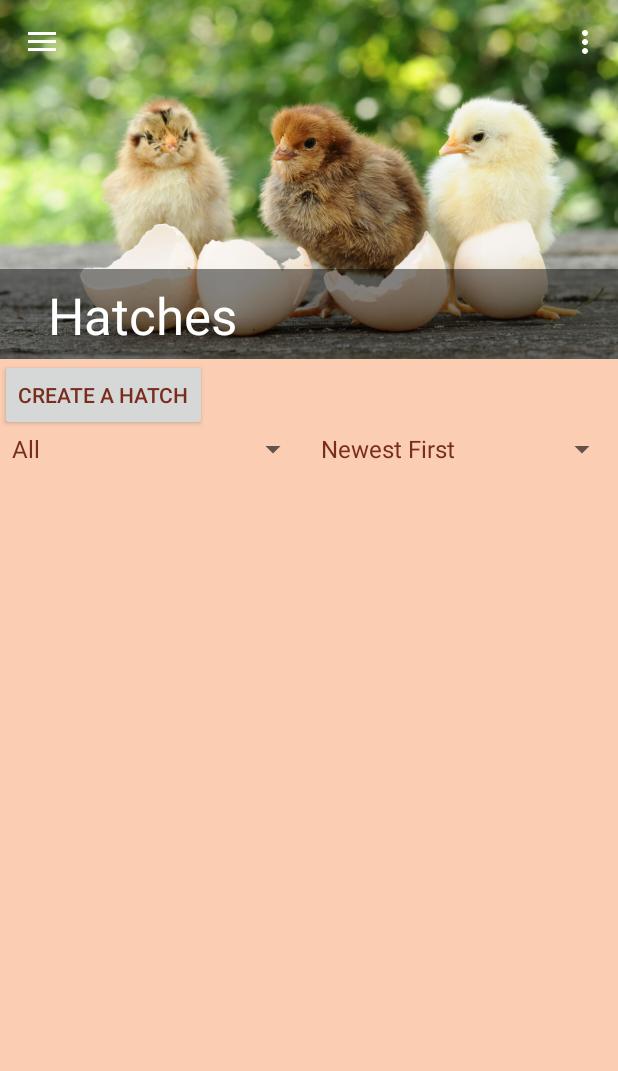
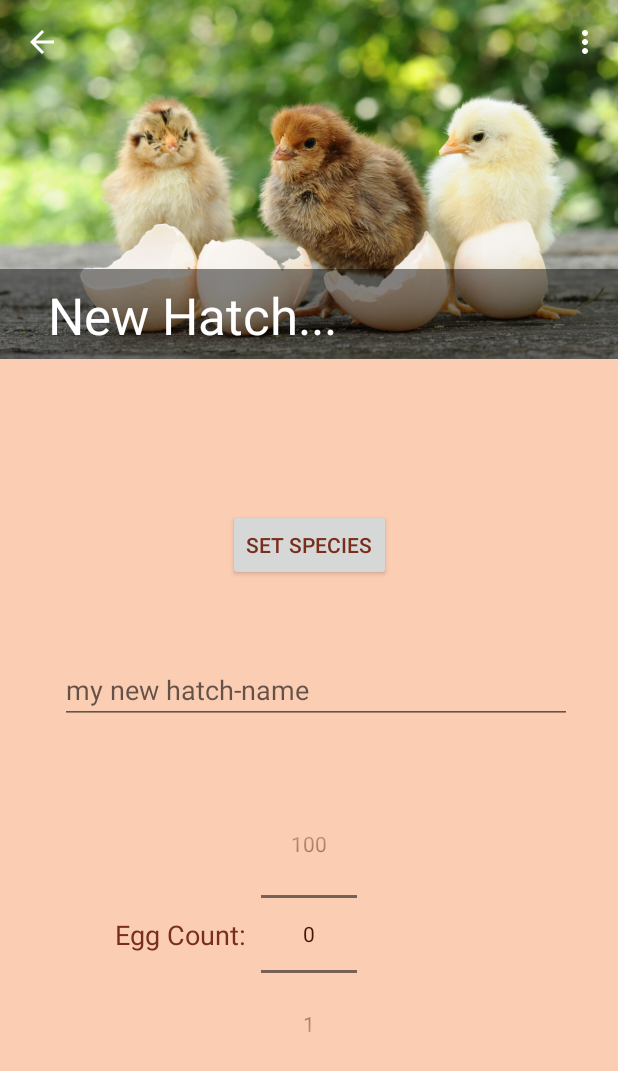
Before and after one commit to manfangllc/hatchtrack-android, an Android app: the screen it shows after launch (MainActivity), after a tap on "CREATE A HATCH", on a phone screen of 412 x 824 dp. Shown: the top 1071 px of the screen. Run offline under Robolectric (Android 15) with nearby library versions, the phone set to English and light mode, and no system bars; 8 statements that could not run were skipped.

Commit message:
first crude create-hatch is sortof working, broke hatchlist scrolling. feh.

```diff
--- a/app/src/main/AndroidManifest.xml
+++ b/app/src/main/AndroidManifest.xml
@@ -17,7 +17,8 @@
         <activity
             android:name=".MainActivity"
             android:label="@string/app_name"
-            android:theme="@style/AppTheme.NoActionBar">
+            android:theme="@style/AppTheme.NoActionBar"
+            android:windowSoftInputMode="adjustResize" >
             <intent-filter>
                 <action android:name="android.intent.action.MAIN" />
                 <category android:name="android.intent.category.LAUNCHER" />
--- a/app/src/main/java/com/hatchtrack/app/CreateHatchFragment.java
+++ b/app/src/main/java/com/hatchtrack/app/CreateHatchFragment.java
@@ -2,6 +2,7 @@ package com.hatchtrack.app;
 
 import android.content.Context;
 import android.database.Cursor;
+import android.net.Uri;
 import android.os.Bundle;
 import android.support.annotation.NonNull;
 import android.support.annotation.Nullable;
@@ -13,10 +14,16 @@ import android.support.v4.content.CursorLoader;
 import android.support.v4.content.Loader;
 import android.support.v7.widget.RecyclerView;
 import android.util.Log;
+import android.view.KeyEvent;
 import android.view.LayoutInflater;
 import android.view.View;
 import android.view.ViewGroup;
+import android.view.inputmethod.EditorInfo;
+import android.widget.Button;
+import android.widget.EditText;
 import android.widget.ImageView;
+import android.widget.NumberPicker;
+import android.widget.TextView;
 
 import com.hatchtrack.app.database.HatchtrackProvider;
 import com.hatchtrack.app.database.SpeciesTable;
@@ -24,30 +31,36 @@ import com.hatchtrack.app.database.SpeciesTable;
 import java.util.HashMap;
 import java.util.Map;
 
-public class CreateHatchFragment extends Fragment implements Braggable, LoaderManager.LoaderCallbacks<Cursor> {
+public class CreateHatchFragment extends Fragment implements Braggable, LoaderManager.LoaderCallbacks<Cursor>, NumberPicker.OnValueChangeListener, TextView.OnEditorActionListener, View.OnClickListener, ChooseSpeciesView.ChooseSpeciesListener {
     private static final String TAG = CreateHatchFragment.class.getSimpleName();
 
     public interface CreateHatchListener {
-        void onCreateHatch(int dbId);
+        void onHatchCreated(int species, int eggCount, String name);
     }
 
     private CollapsingToolbarLayout toolbarLayout;
     private AppBarLayout appBarLayout;
     private ImageView imageView;
-    private RecyclerView hatchListView;
+    private CreateHatchFragment.CreateHatchListener createHatchListener;
     private LoaderManager loaderManager;
     private boolean needLoaders = true;
     int[] speciesIds = new int[0];
     String[] speciesNames = new String[0];
     float[] speciesDays = new float[0];
     Map<Integer, String> speciesPicMap = new HashMap<>();
+    Button speciesButton;
+    Button saveButton;
+    private int newSpeciesId;
+    private int newEggCount;
+    private String newHatchName;
 
     public CreateHatchFragment() {
         Log.i(TAG, "HatchListFragment(): new");
     }
 
-    public static CreateHatchFragment newInstance(CollapsingToolbarLayout ctl, AppBarLayout abl, ImageView iv) {
+    public static CreateHatchFragment newInstance(CreateHatchFragment.CreateHatchListener listener, CollapsingToolbarLayout ctl, AppBarLayout abl, ImageView iv) {
         CreateHatchFragment fragment = new CreateHatchFragment();
+        fragment.createHatchListener = listener;
         fragment.toolbarLayout = ctl;
         fragment.appBarLayout = abl;
         fragment.imageView = iv;
@@ -57,6 +70,9 @@ public class CreateHatchFragment extends Fragment implements Braggable, LoaderMa
     @Override
     public void onCreate(@Nullable Bundle savedInstanceState) {
         super.onCreate(savedInstanceState);
+        this.newSpeciesId = 0;
+        this.newEggCount = 0;
+        this.newHatchName = null;
         if(this.loaderManager == null) {
             this.loaderManager = this.getActivity().getSupportLoaderManager();
         }
@@ -77,33 +93,22 @@ public class CreateHatchFragment extends Fragment implements Braggable, LoaderMa
         View rootView = inflater.inflate(R.layout.frag_create_hatch, container, false);
         Context context = this.getContext();
         if(context != null) {
-            // new hatch button
-            rootView.findViewById(R.id.newHatchButton).setOnClickListener(new View.OnClickListener() {
-                @Override
-                public void onClick(View v) {
-                    Fragment f = CreateHatchFragment.this.getFragmentManager().findFragmentByTag("SpeciesDialog");
-                    if(f == null) {
-//                        DialogChooseSpecies d = new DialogCreateHatch();
-//                        Bundle b = new Bundle();
-//                        b.putInt(Globals.KEY_HATCH_ID, HatchFragment.this.hatchId);
-//                        b.putIntArray(Globals.KEY_SPECIES_IDS, HatchFragment.this.speciesIds);
-//                        b.putFloatArray(Globals.KEY_SPECIES_DAYS, HatchFragment.this.speciesDays);
-//                        b.putStringArray(Globals.KEY_SPECIES_NAMES, HatchFragment.this.speciesNames);
-//                        int[] ids = new int[HatchFragment.this.speciesPicMap.size()];
-//                        String[] files = new String[HatchFragment.this.speciesPicMap.size()];
-//                        int i = 0;
-//                        for (Integer id : HatchFragment.this.speciesPicMap.keySet()) {
-//                            ids[i] = id;
-//                            files[i] = HatchFragment.this.speciesPicMap.get(id);
-//                            i++;
-//                        }
-//                        b.putIntArray(Globals.KEY_SPECIES_PICS_IDS, ids);
-//                        b.putStringArray(Globals.KEY_SPECIES_PICS_STRINGS, files);
-//                        d.setArguments(b);
-//                        d.show(HatchFragment.this.getFragmentManager(), "SpeciesDialog");
-                    }
-                }
-            });
+            // save button
+            this.saveButton = rootView.findViewById(R.id.saveButton);
+            this.saveButton.setVisibility(View.INVISIBLE);
+            this.saveButton.setOnClickListener(this);
+            // species
+            this.speciesButton = rootView.findViewById(R.id.speciesButton);
+            this.speciesButton.setOnClickListener(this);
+            // egg count
+            NumberPicker eggCountPicker = rootView.findViewById(R.id.eggCount);
+            eggCountPicker.setMinValue(0);
+            eggCountPicker.setMaxValue(100);
+            eggCountPicker.setOnValueChangedListener(this);
+            // name
+            EditText nameText = rootView.findViewById(R.id.text);
+//            nameText.setImeOptions(EditorInfo.IME_ACTION_DONE);
+            nameText.setOnEditorActionListener(this);
          }
         return(rootView);
     }
@@ -176,5 +181,67 @@ public class CreateHatchFragment extends Fragment implements Braggable, LoaderMa
                 break;
         }
     }
+    // egg count
+    @Override
+    public void onValueChange(NumberPicker picker, int oldVal, int newVal) {
+        this.newEggCount = newVal;
+    }
 
+    // hatch name
+    @Override
+    public boolean onEditorAction(TextView v, int actionId, KeyEvent event) {
+        Log.i(TAG, "onEditorAction()");
+        if (actionId == EditorInfo.IME_ACTION_DONE) {
+            this.newHatchName = v.getText().toString();
+            this.checkSave();
+        }
+        return false;
+    }
+
+    // choose species
+    @Override
+    public void onClick(View v) {
+        if(v == this.speciesButton) {
+            Fragment f = CreateHatchFragment.this.getFragmentManager().findFragmentByTag("SpeciesDialog");
+            if (f == null) {
+                DialogChooseSpecies d = new DialogChooseSpecies();
+                d.setOnSpeciesListener(this);
+                Bundle b = new Bundle();
+                b.putIntArray(Globals.KEY_SPECIES_IDS, CreateHatchFragment.this.speciesIds);
+                b.putFloatArray(Globals.KEY_SPECIES_DAYS, CreateHatchFragment.this.speciesDays);
+                b.putStringArray(Globals.KEY_SPECIES_NAMES, CreateHatchFragment.this.speciesNames);
+                int[] ids = new int[CreateHatchFragment.this.speciesPicMap.size()];
+                String[] files = new String[CreateHatchFragment.this.speciesPicMap.size()];
+                int i = 0;
+                for (Integer id : CreateHatchFragment.this.speciesPicMap.keySet()) {
+                    ids[i] = id;
+                    files[i] = CreateHatchFragment.this.speciesPicMap.get(id);
+                    i++;
+                }
+                b.putIntArray(Globals.KEY_SPECIES_PICS_IDS, ids);
+                b.putStringArray(Globals.KEY_SPECIES_PICS_STRINGS, files);
+                d.setArguments(b);
+                d.show(CreateHatchFragment.this.getFragmentManager(), "SpeciesDialog");
+            }
+        }
+        else if(v == this.saveButton){
+            Log.i(TAG, "onClick(): SAVE");
+            if(this.createHatchListener != null){
+                this.createHatchListener.onHatchCreated(this.newSpeciesId, this.newEggCount, this.newHatchName);
+            }
+        }
+    }
+
+    @Override
+    public void onSpeciesChosen(int speciesId) {
+        Util.switchImages(this.getContext(), this.imageView, Uri.parse(this.speciesPicMap.get(speciesId)).getPath());
+        this.newSpeciesId = speciesId;
+        this.checkSave();
+    }
+
+    private void checkSave(){
+        if((this.newSpeciesId > 0) && (this.newHatchName != null)){
+            this.saveButton.setVisibility(View.VISIBLE);
+        }
+    }
 }
--- a/app/src/main/java/com/hatchtrack/app/HatchListFragment.java
+++ b/app/src/main/java/com/hatchtrack/app/HatchListFragment.java
@@ -45,6 +45,7 @@ public class HatchListFragment extends Fragment implements Braggable, LoaderMana
 
     public interface HatchClickListener {
         void onHatchClicked(int dbId);
+        void onCreateHatch();
     }
 
     private CollapsingToolbarLayout toolbarLayout;
@@ -104,11 +105,9 @@ public class HatchListFragment extends Fragment implements Braggable, LoaderMana
                 @Override
                 public void onClick(View v) {
                     if(HatchListFragment.this.createHatchFrag == null){
-                        HatchListFragment.this.createHatchFrag = CreateHatchFragment.newInstance(
-                                HatchListFragment.this.toolbarLayout,
-                                HatchListFragment.this.appBarLayout,
-                                HatchListFragment.this.imageView
-                        );
+                        if(HatchListFragment.this.clickListener != null){
+                            HatchListFragment.this.clickListener.onCreateHatch();
+                        }
                     }
                 }
             });
@@ -192,7 +191,7 @@ public class HatchListFragment extends Fragment implements Braggable, LoaderMana
                 break;
             default:
                 // An invalid id was passed in. Things are gonna...
-                break;
+                throw(new NullPointerException("unexpected CursorLoader id"));
         }
         return result;
     }
--- a/app/src/main/java/com/hatchtrack/app/MainActivity.java
+++ b/app/src/main/java/com/hatchtrack/app/MainActivity.java
@@ -38,7 +38,9 @@ public class MainActivity
         NavigationView.OnNavigationItemSelectedListener,
         PeepListFragment.PeepClickListener,
         HatchListFragment.HatchClickListener,
-        DialogChoosePeeps.ChoosePeepsDialogListener{
+        DialogChoosePeeps.ChoosePeepsDialogListener,
+        CreateHatchFragment.CreateHatchListener
+{
 
     private static final String TAG = MainActivity.class.getSimpleName();
 
@@ -51,6 +53,7 @@ public class MainActivity
 
     private HatchListFragment hatchListFrag;
     private HatchFragment hatchFrag;
+    private CreateHatchFragment createHatchFrag;
     private PeepListFragment peepListFrag;
     private PeepFragment peepFrag;
     private WebFragment webFrag;
@@ -158,19 +161,7 @@ public class MainActivity
         else if (id == R.id.action_hatches) {
             Random random = new Random(System.currentTimeMillis());
             for(int i = 1; i < 6; i++){
-                long now = System.currentTimeMillis();
-                ContentValues cv = new ContentValues();
-                cv.put(HatchTable.NAME, "Hatch Name " + i);
-                cv.put(HatchTable.SPECIES_ID, random.nextInt(5));
-                cv.put(HatchTable.CREATED, now);
-                int e = random.nextInt(20);
-                cv.put(HatchTable.EGG_COUNT, e);
-                cv.put(HatchTable.CHICK_COUNT, 0);
-                cv.put(HatchTable.START, 0);
-                cv.put(HatchTable.END, 0);
-                cv.put(HatchTable.LAST_SYNCED, 0);
-                cv.put(HatchTable.LAST_MODIFIED, now);
-                this.getContentResolver().insert(HatchtrackProvider.HATCH_URI, cv);
+                Data.createHatch(this, "Hatch Name " + i, random.nextInt(20), random.nextInt(5));
             }
             Log.i(TAG, Data.dumpTable(this, HatchtrackProvider.HATCH_URI));
             return true;
@@ -306,6 +297,32 @@ public class MainActivity
         }
     }
 
+    @Override
+    public void onCreateHatch() {
+        Log.i(TAG, "MainActivity.onCreateHatch()");
+        this.createHatchFrag = CreateHatchFragment.newInstance(
+                this,
+                this.toolbarLayout,
+                this.appBarLayout,
+                this.imageView
+        );
+        if(!this.createHatchFrag.isAdded()) {
+            this.createHatchFrag.setExitTransition(new Slide(Gravity.LEFT));
+            getSupportFragmentManager().beginTransaction()
+                    .add(R.id.fragContainer, this.createHatchFrag)
+                    .addToBackStack(null)
+                    .commit();
+            this.showBackButton(true);
+        }
+    }
+
+    @Override
+    public void onHatchCreated(int species, int eggCount, String hatchName) {
+        Log.i(TAG, "onHatchCreated(): species=" + species + ", eggCount=" + eggCount + ", name=" + hatchName);
+        this.getSupportFragmentManager().popBackStack();
+        Data.createHatch(this, hatchName, eggCount, species);
+    }
+
     private void clearBackStack() {
         FragmentManager manager = getSupportFragmentManager();
         if (manager.getBackStackEntryCount() > 0) {
--- a/app/src/main/java/com/hatchtrack/app/database/HatchTable.java
+++ b/app/src/main/java/com/hatchtrack/app/database/HatchTable.java
@@ -12,6 +12,7 @@ public class HatchTable {
     // Database table
     public static final String TABLE_NAME     = "HatchTable";
     public static final String ID             = "_id";
+    public static final String UUID           = "uuid";
     public static final String NAME           = "Name";
     public static final String SPECIES_ID     = "SpeciesId";
     public static final String EGG_COUNT      = "EggCount";
@@ -27,6 +28,7 @@ public class HatchTable {
             + TABLE_NAME
             + "("
             + ID + " integer primary key autoincrement, "
+            + UUID + " text not null, "
             + NAME + " text not null, "
             + SPECIES_ID + " integer not null, "
             + EGG_COUNT + " integer not null, "
--- a/app/src/main/java/com/hatchtrack/app/database/HatchtrackDatabaseHelper.java
+++ b/app/src/main/java/com/hatchtrack/app/database/HatchtrackDatabaseHelper.java
@@ -8,7 +8,7 @@ public class HatchtrackDatabaseHelper extends SQLiteOpenHelper {
     private static final String   TAG = HatchtrackDatabaseHelper.class.getSimpleName();
 
     private static final String DATABASE_NAME    = "hatchtrack.db";
-    private static final int    DATABASE_VERSION = 15;
+    private static final int    DATABASE_VERSION = 16;
 
     HatchtrackDatabaseHelper(Context context) {
         super(context, DATABASE_NAME, null, DATABASE_VERSION);
--- a/app/src/main/res/layout/frag_create_hatch.xml
+++ b/app/src/main/res/layout/frag_create_hatch.xml
@@ -7,55 +7,67 @@
     android:background="@color/windowBackground"
     tools:ignore="HardcodedText">
 
-    <TextView
-        android:id="@+id/textSpecies"
-        android:layout_width="wrap_content"
-        android:layout_height="wrap_content"
-        android:hint="@string/species_hint"
-        tools:layout_editor_absoluteX="45dp"
-        tools:layout_editor_absoluteY="37dp" />
-
-    <TextView
-        android:id="@+id/textEggCount"
-        android:layout_width="wrap_content"
-        android:layout_height="wrap_content"
-        android:hint="@string/egg_count_hint"
-        android:text="TextView"
-        tools:layout_editor_absoluteX="45dp"
-        tools:layout_editor_absoluteY="90dp" />
-
-    <Button
-        android:id="@+id/peepButton"
-        android:layout_width="wrap_content"
-        android:layout_height="wrap_content"
-        android:layout_marginBottom="8dp"
-        android:text="Peeps"
-        app:layout_constraintBottom_toTopOf="@+id/speciesButton"
-        app:layout_constraintLeft_toLeftOf="parent"
-        app:layout_constraintRight_toRightOf="parent" />
-
     <Button
         android:id="@+id/speciesButton"
         android:layout_width="wrap_content"
         android:layout_height="wrap_content"
+        android:layout_marginTop="100dp"
         android:text="Set Species"
-        app:layout_constraintBottom_toTopOf="@+id/text"
-        app:layout_constraintLeft_toLeftOf="@+id/peepButton" />
+        app:layout_constraintLeft_toLeftOf="parent"
+        app:layout_constraintRight_toRightOf="parent"
+        app:layout_constraintTop_toTopOf="parent" />
 
 
     <EditText
         android:id="@+id/text"
         android:layout_width="wrap_content"
         android:layout_height="wrap_content"
-        android:editable="false"
-        android:ems="10"
-        android:inputType="none"
-        android:text="Name"
-        app:layout_constraintBottom_toBottomOf="parent"
+        android:layout_marginTop="50dp"
+        android:ems="16"
+        android:hint="@string/hint_hatch_name"
+        android:imeOptions="actionDone"
+        android:inputType="text"
+        android:singleLine="true"
+        android:maxLines="1"
         app:layout_constraintHorizontal_bias="0.565"
         app:layout_constraintLeft_toLeftOf="parent"
         app:layout_constraintRight_toRightOf="parent"
-        app:layout_constraintTop_toTopOf="parent"
-        app:layout_constraintVertical_bias="0.476" />
+        app:layout_constraintTop_toBottomOf="@+id/speciesButton" />
+
+    <NumberPicker
+        android:id="@+id/eggCount"
+        android:layout_width="wrap_content"
+        android:layout_height="wrap_content"
+        android:layout_marginTop="50dp"
+        app:layout_constraintLeft_toLeftOf="parent"
+        app:layout_constraintRight_toRightOf="parent"
+        app:layout_constraintTop_toBottomOf="@+id/text">
+
+    </NumberPicker>
+
+    <TextView
+        android:id="@+id/textView2"
+        android:layout_width="wrap_content"
+        android:layout_height="wrap_content"
+        android:layout_marginRight="10dp"
+        android:text="Egg Count:"
+        android:textSize="18sp"
+        app:layout_constraintBottom_toBottomOf="@+id/eggCount"
+        app:layout_constraintRight_toLeftOf="@+id/eggCount"
+        app:layout_constraintTop_toTopOf="@+id/eggCount" />
+
+    <Button
+        android:id="@+id/saveButton"
+        android:layout_width="wrap_content"
+        android:layout_height="wrap_content"
+        android:layout_marginRight="50dp"
+        android:layout_marginBottom="50dp"
+        android:background="@android:color/transparent"
+        android:text="@string/action_save"
+        android:textAllCaps="true"
+        android:textColor="@color/colorAccent"
+        android:textSize="18sp"
+        app:layout_constraintBottom_toBottomOf="parent"
+        app:layout_constraintRight_toRightOf="parent" />
 
 </android.support.constraint.ConstraintLayout>
--- a/app/src/main/res/values/colors.xml
+++ b/app/src/main/res/values/colors.xml
@@ -2,6 +2,6 @@
 <resources>
     <color name="colorPrimary">#C5925B</color>
     <color name="colorPrimaryDark">#461705</color>
-    <color name="colorAccent">#ff00aaaa</color>
+    <color name="colorAccent">#00AAAA</color>
 
 </resources>
--- a/app/src/main/res/values/strings.xml
+++ b/app/src/main/res/values/strings.xml
@@ -7,6 +7,7 @@
     <string name="nav_header_desc">Navigation header</string>
     <string name="drawer_open">open drawer</string>
     <string name="drawer_close">close drawer</string>
+    <string name="action_save">SAVE</string>
     <string name="action_settings">Settings</string>
     <string name="action_select_all">select all</string>
     <string name="action_invert">invert selection</string>
```
Also changed, not shown: app/src/main/java/com/hatchtrack/app/DialogChooseSpecies.java (+11 -1 lines), app/src/main/java/com/hatchtrack/app/database/Data.java (+37 -11 lines), app/src/main/res/layout/dialog_create_hatch.xml (deleted, +0 -37 lines), 1 other file.
